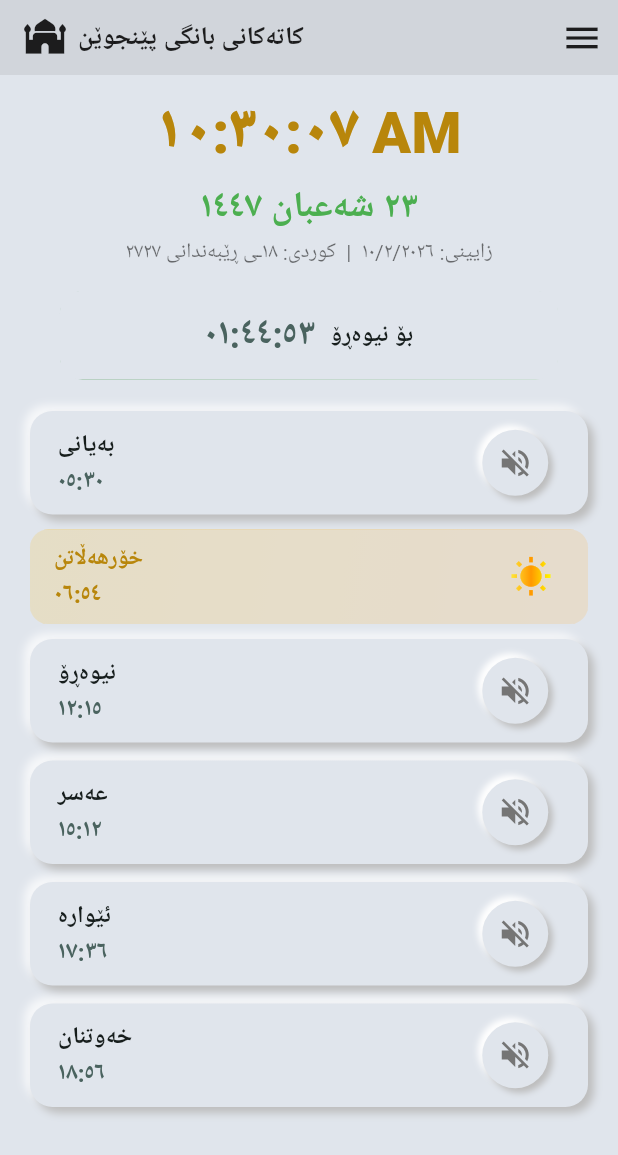
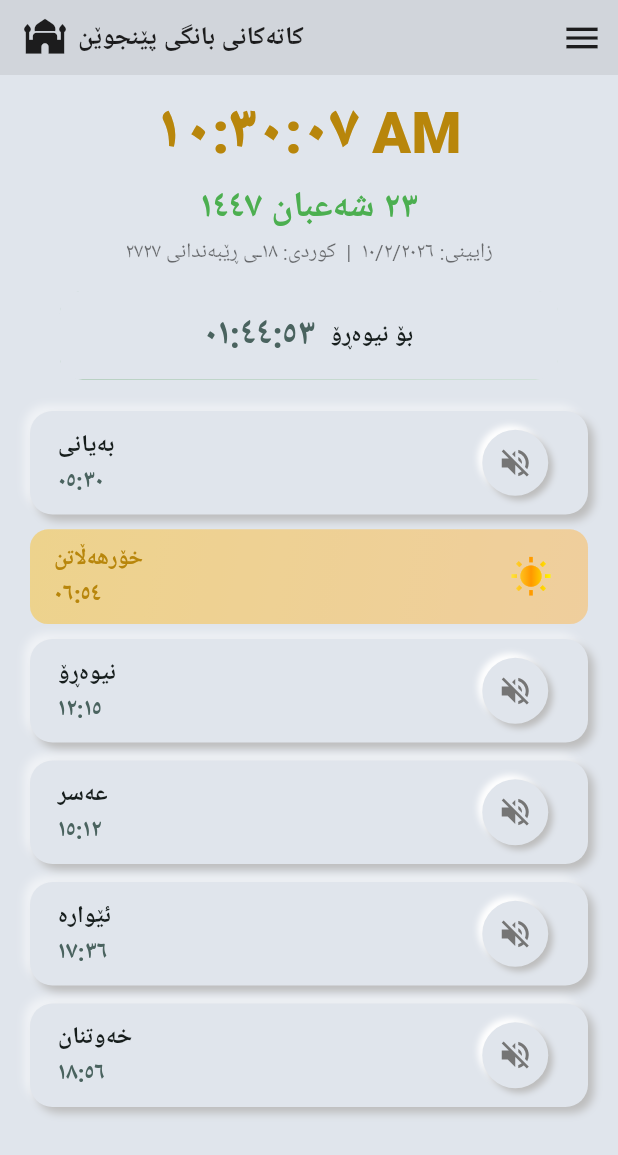
Before and after one commit to daryan-m/prayer_app, a Flutter app: the screen it shows after launch, on a phone screen of 412 x 824 dp. Shown: the top 1155 px of the screen. Run offline on Flutter 3.47's test engine with Material 3 defaults, Android fonts, the phone set to English and light mode, and no system bars; our stand-ins replace audioplayers, flutter_local_notifications, hijri, timezone; Roboto replaces fonts that are missing (Tahoma).

Commit message:
fix: use withOpacity and pin flutter version to 3.22.0

```diff
--- a/lib/main.dart
+++ b/lib/main.dart
@@ -401,10 +401,8 @@ class _PrayerHomePageState extends State<PrayerHomePage> {
               end: Alignment.bottomRight)),
       child: Container(
           decoration: BoxDecoration(
-              color: context
-                  .watch<AppProvider>()
-                  .neumorphicColor
-                  .withValues(alpha: 0.8),
+              color:
+                  context.watch<AppProvider>().neumorphicColor.withOpacity(0.5),
               borderRadius: BorderRadius.circular(10)),
           child: ListTile(
               visualDensity: VisualDensity.compact,
@@ -540,7 +538,7 @@ class NeumorphicPrayerCard extends StatelessWidget {
                         Theme.of(context)
                             .colorScheme
                             .secondary
-                            .withValues(alpha: 0.5),
+                            .withOpacity(0.5),
                         value)!
                   ]),
               boxShadow: isSelected
@@ -548,13 +546,13 @@ class NeumorphicPrayerCard extends StatelessWidget {
                   : [
                       BoxShadow(
                           color: isDark
-                              ? Colors.black.withValues(alpha: 0.5)
-                              : Colors.white.withValues(alpha: 0.7),
+                              ? Colors.black.withOpacity(0.5)
+                              : Colors.white.withOpacity(0.5),
                           offset: const Offset(-4, -4),
                           blurRadius: 4),
                       BoxShadow(
                           color: isDark
-                              ? Colors.black.withValues(alpha: 0.3)
+                              ? Colors.black.withOpacity(0.5)
                               : Colors.grey.shade400,
                           offset: const Offset(4, 4),
                           blurRadius: 4),
@@ -615,14 +613,14 @@ class NeumorphicIconButton extends StatelessWidget {
                 ? [
                     BoxShadow(
                         color: isDark
-                            ? Colors.black.withValues(alpha: 0.3)
+                            ? Colors.black.withOpacity(0.5)
                             : Colors.grey.shade400,
                         offset: const Offset(2, 2),
                         blurRadius: 2,
                         spreadRadius: 1),
                     BoxShadow(
                         color: isDark
-                            ? Colors.black.withValues(alpha: 0.5)
+                            ? Colors.black.withOpacity(0.5)
                             : Colors.white,
                         offset: const Offset(-2, -2),
                         blurRadius: 2,
@@ -631,13 +629,13 @@ class NeumorphicIconButton extends StatelessWidget {
                 : [
                     BoxShadow(
                         color: isDark
-                            ? Colors.black.withValues(alpha: 0.5)
+                            ? Colors.black.withOpacity(0.5)
                             : Colors.white,
                         offset: const Offset(-3, -3),
                         blurRadius: 3),
                     BoxShadow(
                         color: isDark
-                            ? Colors.black.withValues(alpha: 0.3)
+                            ? Colors.black.withOpacity(0.5)
                             : Colors.grey.shade400,
                         offset: const Offset(3, 3),
                         blurRadius: 3),
@@ -720,7 +718,7 @@ class _CustomExpansionTileState extends State<CustomExpansionTile>
                     borderRadius: BorderRadius.circular(10),
                     boxShadow: [
                       BoxShadow(
-                          color: Colors.grey.withValues(alpha: 0.5),
+                          color: Colors.grey.withOpacity(0.5),
                           blurRadius: 5,
                           offset: const Offset(2, 2)),
                     ]),
--- a/pubspec.yaml
+++ b/pubspec.yaml
@@ -11,7 +11,7 @@ dependencies:
     sdk: flutter
   flutter_localizations:
     sdk: flutter
-  intl: ^0.20.2
+  intl: any
   cupertino_icons: ^1.0.2
   hijri: ^3.0.0
   url_launcher: ^6.1.14
```
Also changed, not shown: pubspec.lock, 1 other file.
